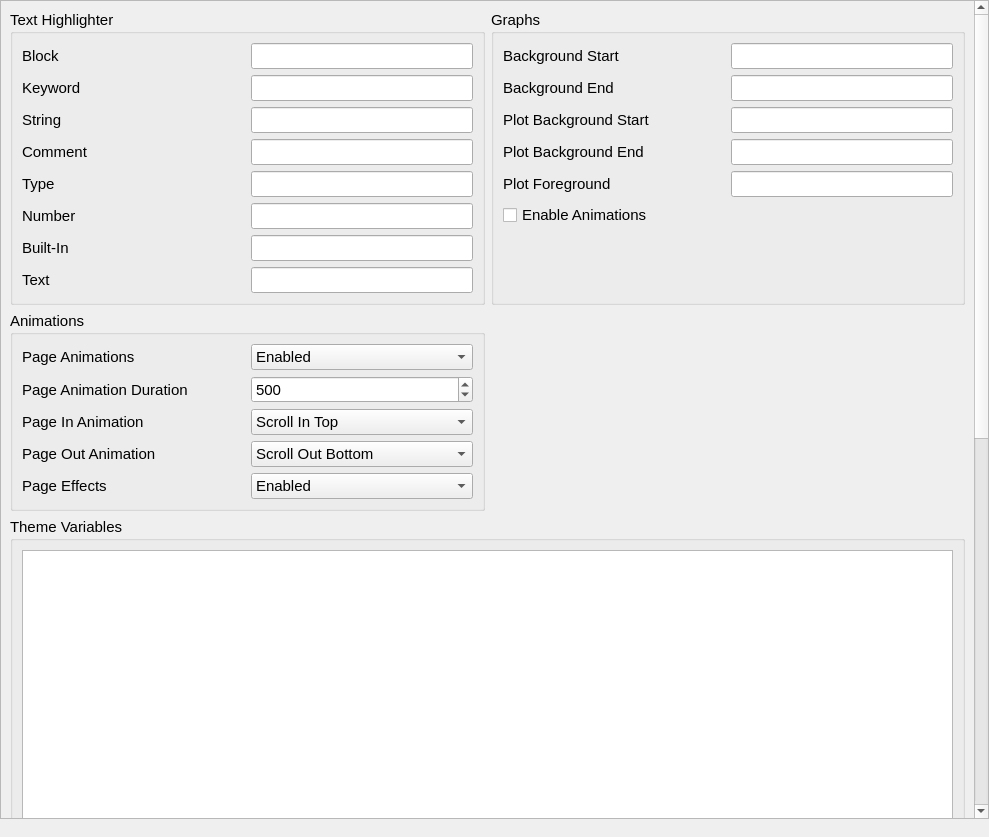
Old version of the form pages/settings/theme/themesettingspage.ui in the repository DigitalArtifex/Flo.
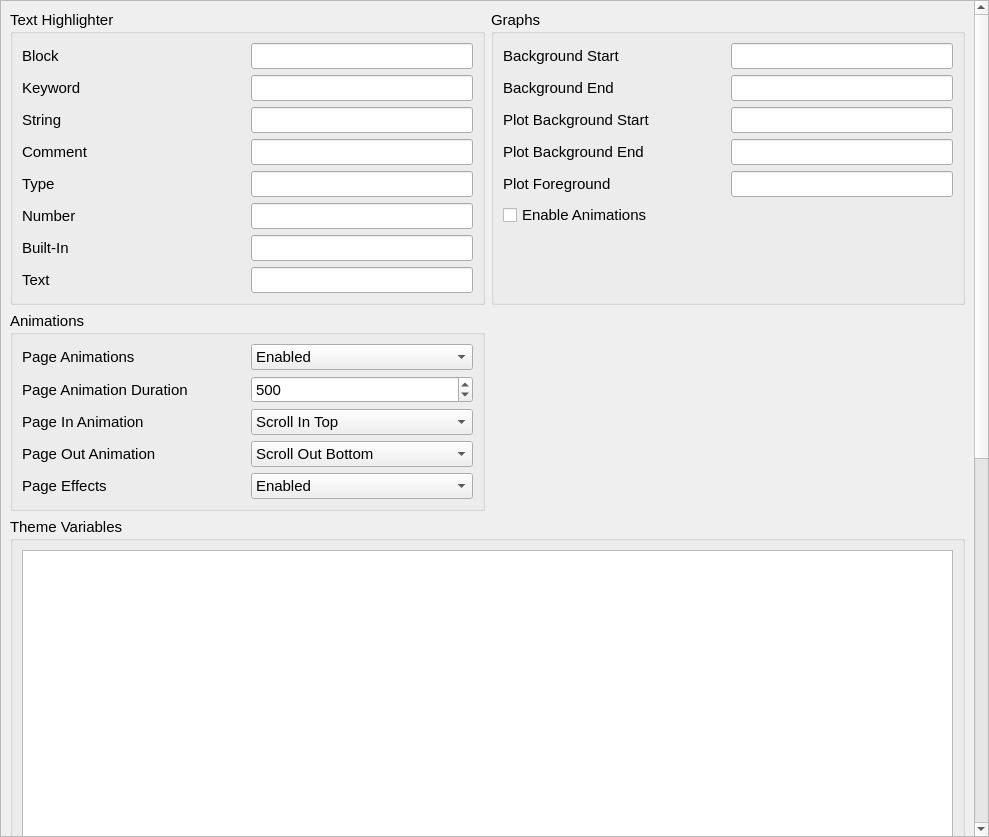
New version of the form.

```diff
--- a/pages/settings/theme/themesettingspage.ui
+++ b/pages/settings/theme/themesettingspage.ui
@@ -36,13 +36,13 @@
        <number>0</number>
       </property>
       <property name="topMargin">
-       <number>9</number>
+       <number>0</number>
       </property>
       <property name="rightMargin">
        <number>0</number>
       </property>
       <property name="bottomMargin">
-       <number>9</number>
+       <number>0</number>
       </property>
       <property name="spacing">
        <number>0</number>
@@ -59,7 +59,7 @@
       <property name="geometry">
        <rect>
         <x>0</x>
-        <y>0</y>
+        <y>-724</y>
         <width>973</width>
         <height>1559</height>
        </rect>
```
